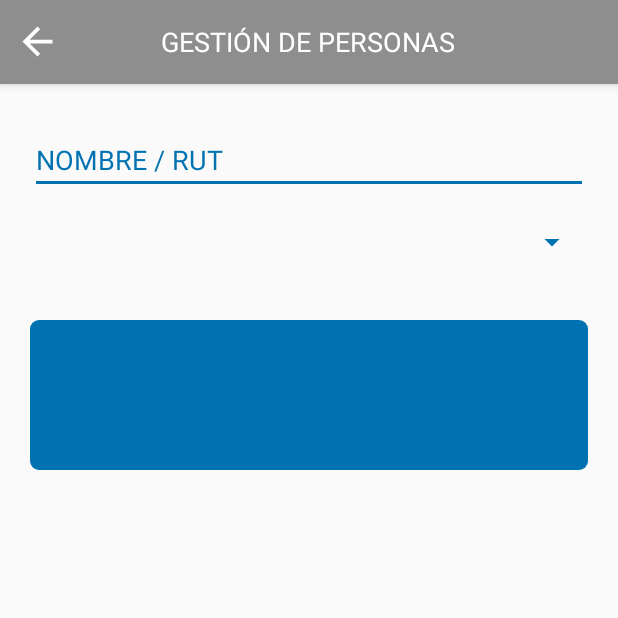
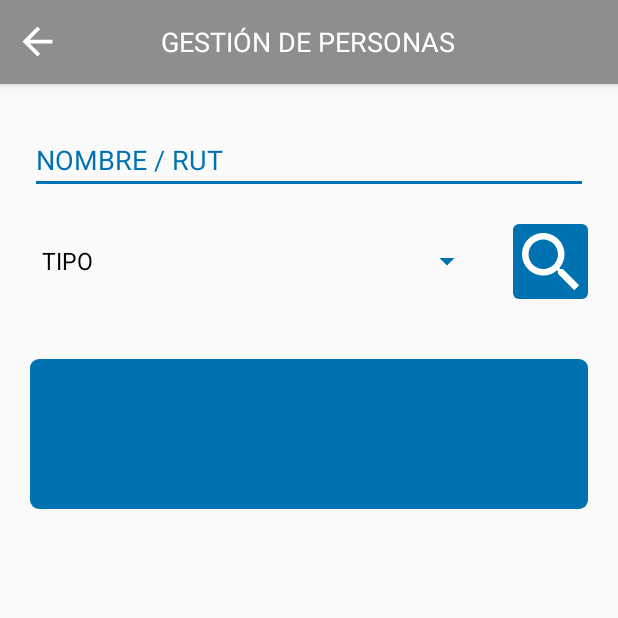
Before and after one commit to sebastianMof/Gestor, an Android app: the PersonasActivity screen opened directly, with no data from a screen before it, on a phone screen of 412 x 824 dp, the top half of it. Run offline under Robolectric (Android 15) with nearby library versions, the phone set to English and light mode, and no system bars.

Commit message:
before list

```diff
--- a/app/src/main/java/com/sanbar/gestor/MenuActivity.java
+++ b/app/src/main/java/com/sanbar/gestor/MenuActivity.java
@@ -4,6 +4,7 @@ import androidx.appcompat.app.AppCompatActivity;
 
 import android.content.Intent;
 import android.os.Bundle;
+import android.util.Log;
 import android.view.View;
 import android.widget.Button;
 import android.widget.Toast;
@@ -17,9 +18,6 @@ public class MenuActivity extends AppCompatActivity {
         super.onCreate(savedInstanceState);
         setContentView(R.layout.activity_menu);
 
-        String welcome = getString(R.string.welcome);
-        Toast.makeText(getApplicationContext(), welcome, Toast.LENGTH_LONG).show();
-
         Bundle extras = getIntent().getExtras();
         if(extras !=null)
         {
@@ -31,13 +29,14 @@ public class MenuActivity extends AppCompatActivity {
     }
 
     private void configureButtonPersonas() {
+
         Button btn_personas = (Button) findViewById(R.id.menu_personas);
         btn_personas.setOnClickListener(new View.OnClickListener() {
             @Override
             public void onClick(View v) {
                 Intent myIntent = new Intent(MenuActivity.this, PersonasActivity.class);
                 myIntent.putExtra("loginModelData1", "dato"); //Optional parameters
-                MenuActivity.this.startActivity(myIntent);
+                startActivity(myIntent);
 
             }
         });
--- a/app/src/main/java/com/sanbar/gestor/PersonasActivity.java
+++ b/app/src/main/java/com/sanbar/gestor/PersonasActivity.java
@@ -5,7 +5,9 @@ import androidx.appcompat.app.AppCompatActivity;
 import android.content.Intent;
 import android.os.Bundle;
 import android.view.View;
+import android.widget.ArrayAdapter;
 import android.widget.Button;
+import android.widget.Spinner;
 
 public class PersonasActivity extends AppCompatActivity {
 
@@ -13,6 +15,17 @@ public class PersonasActivity extends AppCompatActivity {
     protected void onCreate(Bundle savedInstanceState) {
         super.onCreate(savedInstanceState);
         setContentView(R.layout.activity_personas);
+        configureSpinner();
+    }
+
+    private void configureSpinner(){
+
+        Spinner dropdown = findViewById(R.id.spinner_personas);
+        String[] items = new String[]{"TIPO", "TIPO_1", "TIPO_2", "TIPO_3"};
+
+        ArrayAdapter<String> adapter = new ArrayAdapter<>(this, android.R.layout.simple_spinner_dropdown_item, items);
+
+        dropdown.setAdapter(adapter);
     }
 
 
--- a/app/src/main/res/layout/activity_menu.xml
+++ b/app/src/main/res/layout/activity_menu.xml
@@ -90,7 +90,6 @@
                 android:layout_marginLeft="20sp"
 
                 android:layout_gravity="center_horizontal"
-                android:enabled="false"
                 android:text="@string/mantenci_n_de_personas"
                 android:textColor="@color/colorWhite"
                 android:background = "@drawable/rounded_button_blue"/>
@@ -106,7 +105,6 @@
                 android:layout_marginLeft="20sp"
 
                 android:layout_gravity="center_horizontal"
-                android:enabled="false"
                 android:text="@string/mantenci_n_de_m_quinas"
                 android:textColor="@color/colorWhite"
                 android:background = "@drawable/rounded_button_blue"/>
@@ -123,7 +121,6 @@
                 android:layout_marginLeft="20sp"
 
                 android:layout_gravity="center_horizontal"
-                android:enabled="false"
                 android:text="@string/plan_de_obra_diaria"
                 android:textColor="@color/colorWhite"
                 android:background = "@drawable/rounded_button_blue"/>
@@ -148,7 +145,6 @@
                 android:layout_marginLeft="20sp"
 
                 android:layout_gravity="center_horizontal"
-                android:enabled="false"
                 android:text="@string/cambiar_contrato"
                 android:textColor="@color/colorWhite"
                 android:background = "@drawable/rounded_button_orange"/>
@@ -165,7 +161,6 @@
                 android:layout_marginLeft="20sp"
 
                 android:layout_gravity="center_horizontal"
-                android:enabled="false"
                 android:text="@string/cerrar_sesi_n"
                 android:textColor="@color/colorWhite"
                 android:background = "@drawable/rounded_button_orange"/>
--- a/app/src/main/res/layout/activity_personas.xml
+++ b/app/src/main/res/layout/activity_personas.xml
@@ -82,25 +82,45 @@
             android:layout_height="wrap_content"
             android:ems="10"
             android:inputType="textPersonName"
-            android:text="@string/nombre_rut"
+            android:hint="@string/nombre_rut"
+            android:textColorHint="@color/colorBlue"
             android:textColor="@color/colorBlue"
             android:layout_marginTop="20dp"
             android:layout_marginRight="20dp"
             android:layout_marginLeft="20dp"
             android:backgroundTint="@color/colorBlue"/>
 
-        <Spinner
-            android:id="@+id/spinner"
+        <LinearLayout
             android:layout_width="match_parent"
             android:layout_height="wrap_content"
-
-            android:textColor="@color/colorBlue"
-            android:backgroundTint="@color/colorBlue"
+            android:orientation="horizontal"
 
             android:layout_marginTop="20dp"
             android:layout_marginBottom="20dp"
             android:layout_marginRight="20dp"
-            android:layout_marginLeft="20dp"/>
+            android:layout_marginLeft="20dp">
+
+            <Spinner
+                android:id="@+id/spinner_personas"
+                android:layout_width="0dp"
+                android:layout_height="50sp"
+                android:layout_weight="1"
+
+                android:textColor="@color/colorBlue"
+                android:backgroundTint="@color/colorBlue"
+                android:spinnerMode="dropdown" />
+
+            <Button
+                android:id="@+id/btn_personas_busqueda"
+
+                android:layout_width="50sp"
+                android:layout_height="50sp"
+                android:layout_marginStart="20sp"
+
+                android:background="@drawable/busqueda" />
+
+        </LinearLayout>
+
 
         <LinearLayout
             android:layout_width="match_parent"
@@ -112,9 +132,6 @@
             android:layout_marginLeft="20dp"
             android:background="@drawable/rounded_button_blue">
 
-
-
-
         </LinearLayout>
 
     </LinearLayout>
```
Also changed, not shown: app/src/main/res/drawable-hdpi/busqueda.png (added), app/src/main/res/drawable-ldpi/busqueda.png (added), app/src/main/res/drawable-mdpi/busqueda.png (added), app/src/main/res/drawable-xhdpi/busqueda.png (added), app/src/main/res/drawable-xxhdpi/busqueda.png (added), app/src/main/res/drawable-xxxhdpi/busqueda.png (added), 3 other files.
